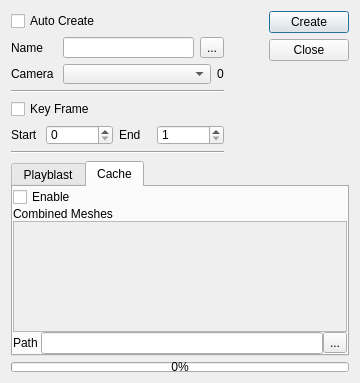
Before: the Qt Designer form ui/form.ui in iceanimations/shot_subm_use_multishot, drawn with Qt 5.
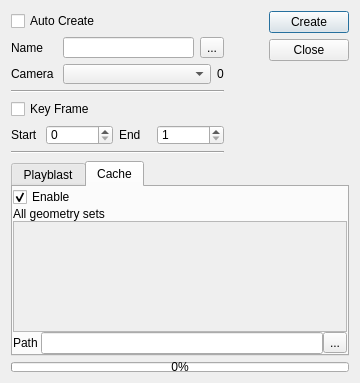
After: the same form once the commit is applied. The open tabs and pages were chosen to show the change.

Commit message: cache tab title changed and enabled set to true

```diff
--- a/ui/form.ui
+++ b/ui/form.ui
@@ -394,14 +394,14 @@
           <string>Enable</string>
          </property>
          <property name="checked">
-          <bool>false</bool>
+          <bool>true</bool>
          </property>
         </widget>
        </item>
        <item>
         <widget class="QLabel" name="label_7">
          <property name="text">
-          <string>Combined Meshes</string>
+          <string>All geometry sets</string>
          </property>
         </widget>
        </item>
```
Left out of the diff: 2 changed lines with no effect on the pictures.
